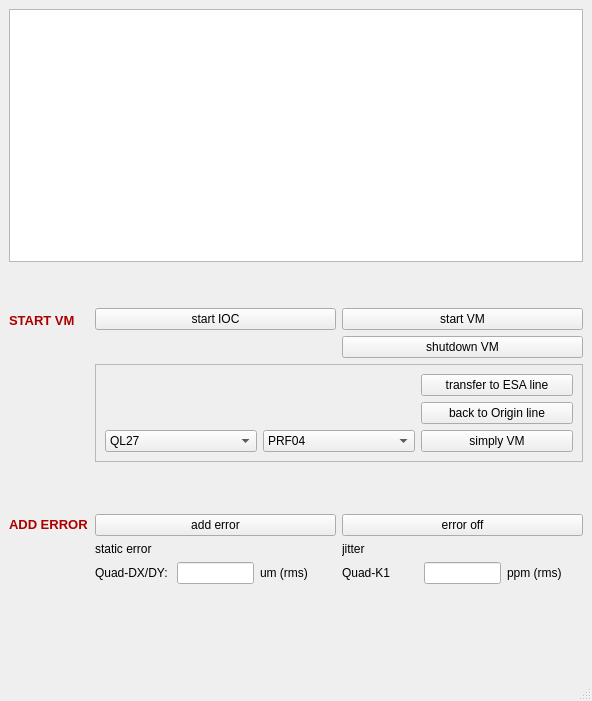
Before: the Qt Designer form src/virtual_machine/half_elegant/VMgui.ui in ustc-zhr/half_linac, drawn with Qt 5.
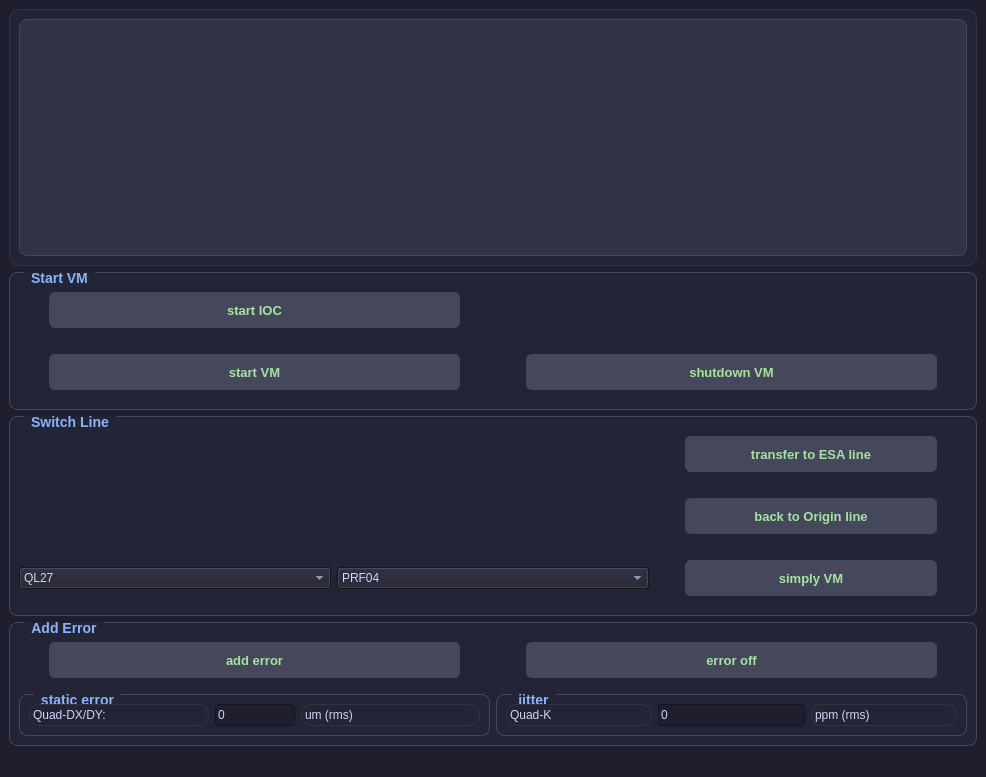
After: the same form once the commit is applied.

What changed in the file:
```diff
--- a/src/virtual_machine/half_elegant/VMgui.ui
+++ b/src/virtual_machine/half_elegant/VMgui.ui
@@ -6,61 +6,130 @@
    <rect>
     <x>0</x>
     <y>0</y>
-    <width>592</width>
-    <height>701</height>
+    <width>986</width>
+    <height>777</height>
    </rect>
   </property>
   <property name="windowTitle">
    <string>Virtual Machine</string>
   </property>
+  <property name="styleSheet">
+   <string notr="true">/* 复用主界面的深色基调 */
+QMainWindow, QWidget {
+    background-color: #1e1e2e;
+    color: #cdd6f4;
+ 	font-family: &quot;Segoe UI&quot;, &quot;PingFang SC&quot;, sans-serif;
+}
+
+/* 文本框美化 */
+QTextEdit#textEdit {
+    background-color: #313244;
+    border: 1px solid #45475a;
+    border-radius: 8px;
+    padding: 10px;
+    color: #f38ba8; /* 对应你原本的红色提示 */
+}
+
+/* 按钮基础样式 */
+QPushButton {
+    background-color: #45475a;
+    border: none;
+    border-radius: 6px;
+    color: #a6e3a1;
+    padding: 8px;
+    font-weight: bold;
+    font-size: 13px;
+	min-height: 20px;
+}
+
+QPushButton {
+    margin-left: 30px;
+    margin-right: 30px;
+    margin-top: 10px;
+    margin-bottom: 10px;
+}
+
+
+QPushButton:hover {
+    background-color: #585b70;
+}
+
+QPushButton:pressed {
+    background-color: #313244;
+}
+
+
+
+
+
+
+/* 容器边框美化 */
+QFrame {
+    border: 1px solid #313244;
+    border-radius: 10px;
+    background-color: #242437;
+}
+
+/* GroupBox 容器整体样式 */
+QGroupBox {
+    background-color: #242437; /* 比背景稍亮一点的深蓝 */
+    border: 1px solid #45475a; /* 边框线 */
+    border-radius: 8px;
+    margin-top: 1.5ex; /* 为顶部的标题留出空间 */
+    font-weight: bold;
+    font-size: 14px;
+}
+
+/* GroupBox 标题样式 */
+QGroupBox::title {
+    subcontrol-origin: margin;
+    subcontrol-position: top left; /* 标题靠左上 */
+    left: 15px;                    /* 距离左边框的距离 */
+	top: -2px; /* 向上微调，使其跨在边框线上 */
+    padding: 0 5px;               /* 文字左右内边距，防止碰到背景线 */
+    color: #89b4fa;               /* 标题颜色：建议使用浅蓝色，代表科技感 */
+}
+
+/* 进阶：为标题添加一个小装饰点缀 */
+QGroupBox::indicator {
+    width: 8px;
+    height: 8px;
+    background-color: #f38ba8; /* 红色点缀，对应加速器的热点色 */
+    border-radius: 4px;
+}</string>
+  </property>
   <widget class="QWidget" name="centralwidget">
    <layout class="QVBoxLayout" name="verticalLayout_2">
     <item>
+     <widget class="QFrame" name="frame_2">
+      <property name="frameShape">
+       <enum>QFrame::StyledPanel</enum>
+      </property>
+      <property name="frameShadow">
+       <enum>QFrame::Raised</enum>
+      </property>
+      <layout class="QVBoxLayout" name="verticalLayout_4">
+       <item>
      <widget class="QTextEdit" name="textEdit"/>
     </item>
-    <item>
-     <spacer name="verticalSpacer_3">
-      <property name="orientation">
-       <enum>Qt::Vertical</enum>
-      </property>
-      <property name="sizeType">
-       <enum>QSizePolicy::Fixed</enum>
-      </property>
-      <property name="sizeHint" stdset="0">
-       <size>
-        <width>20</width>
-        <height>40</height>
-       </size>
-      </property>
-     </spacer>
-    </item>
-    <item>
-     <layout class="QVBoxLayout" name="verticalLayout">
-      <item>
-       <layout class="QFormLayout" name="formLayout">
-        <item row="0" column="0">
-         <widget class="QLabel" name="label">
-          <property name="text">
-           <string>&lt;html&gt;&lt;head/&gt;&lt;body&gt;&lt;p&gt;&lt;span style=&quot; font-size:10pt; font-weight:600; color:#aa0000;&quot;&gt;START VM&lt;/span&gt;&lt;/p&gt;&lt;/body&gt;&lt;/html&gt;</string>
-          </property>
-         </widget>
-        </item>
-        <item row="0" column="1">
+      </layout>
+     </widget>
+    </item>
+    <item>
+     <widget class="QGroupBox" name="groupBox">
+      <property name="title">
+       <string>Start VM</string>
+      </property>
+      <layout class="QVBoxLayout" name="verticalLayout_5">
+       <item>
          <layout class="QGridLayout" name="gridLayout_3">
-          <item row="0" column="1">
+         <item row="1" column="0">
            <widget class="QPushButton" name="start_vm">
             <property name="text">
              <string>start VM</string>
             </property>
            </widget>
           </item>
-          <item row="0" column="0">
-           <widget class="QPushButton" name="start_ioc">
-            <property name="text">
-             <string>start IOC</string>
-            </property>
-           </widget>
-          </item>
           <item row="1" column="1">
            <widget class="QPushButton" name="shutdown_VM">
             <property name="text">
@@ -68,26 +137,26 @@
             </property>
            </widget>
           </item>
-         </layout>
-        </item>
-        <item row="1" column="1">
-         <widget class="QFrame" name="frame">
-          <property name="frameShape">
-           <enum>QFrame::StyledPanel</enum>
-          </property>
-          <property name="frameShadow">
-           <enum>QFrame::Raised</enum>
-          </property>
-          <layout class="QVBoxLayout" name="verticalLayout_3">
+         <item row="0" column="0">
+          <widget class="QPushButton" name="start_ioc">
+           <property name="text">
+            <string>start IOC</string>
+           </property>
+          </widget>
+         </item>
+        </layout>
+       </item>
+      </layout>
+     </widget>
+    </item>
+    <item>
+     <widget class="QGroupBox" name="groupBox_2">
+      <property name="title">
+       <string>Switch Line</string>
+      </property>
+      <layout class="QVBoxLayout" name="verticalLayout_6">
            <item>
             <layout class="QGridLayout" name="gridLayout_5">
-             <item row="0" column="0">
-              <widget class="QLabel" name="label_11">
-               <property name="text">
-                <string/>
-               </property>
-              </widget>
-             </item>
              <item row="2" column="0">
               <widget class="QComboBox" name="comboBox_simply_start">
                <item>
@@ -167,66 +236,47 @@
           </layout>
          </widget>
         </item>
-        <item row="2" column="1">
-         <spacer name="verticalSpacer">
-          <property name="orientation">
-           <enum>Qt::Vertical</enum>
-          </property>
-          <property name="sizeHint" stdset="0">
-           <size>
-            <width>20</width>
-            <height>40</height>
-           </size>
-          </property>
-         </spacer>
-        </item>
-        <item row="3" column="0">
-         <widget class="QLabel" name="label_2">
-          <property name="text">
-           <string>&lt;html&gt;&lt;head/&gt;&lt;body&gt;&lt;p&gt;&lt;span style=&quot; font-size:10pt; font-weight:600; color:#aa0000;&quot;&gt;ADD ERROR&lt;/span&gt;&lt;/p&gt;&lt;/body&gt;&lt;/html&gt;</string>
-          </property>
-         </widget>
-        </item>
-        <item row="3" column="1">
-         <layout class="QGridLayout" name="gridLayout_2" columnstretch="0,0,0">
-          <item row="0" column="0">
-           <widget class="QPushButton" name="static_err">
-            <property name="text">
-             <string>add error</string>
-            </property>
-           </widget>
-          </item>
-          <item row="0" column="2">
+    <item>
+     <widget class="QGroupBox" name="groupBox_3">
+      <property name="title">
+       <string>Add Error</string>
+      </property>
+      <layout class="QVBoxLayout" name="verticalLayout_7">
+       <item>
+        <layout class="QGridLayout" name="gridLayout_2" columnstretch="0,0">
+         <item row="0" column="1">
            <widget class="QPushButton" name="err_off">
             <property name="text">
              <string>error off</string>
             </property>
            </widget>
           </item>
-         </layout>
-        </item>
-        <item row="4" column="1">
-         <layout class="QGridLayout" name="gridLayout">
           <item row="0" column="0">
-           <widget class="QLabel" name="label_6">
+          <widget class="QPushButton" name="static_err">
             <property name="text">
+            <string>add error</string>
+           </property>
+          </widget>
+         </item>
+        </layout>
+       </item>
+       <item>
+        <layout class="QHBoxLayout" name="horizontalLayout_2" stretch="1,1">
+         <item>
+          <widget class="QGroupBox" name="groupBox_4">
+           <property name="title">
              <string>static error</string>
             </property>
-           </widget>
-          </item>
-          <item row="0" column="1">
-           <widget class="QLabel" name="label_7">
+           <layout class="QVBoxLayout" name="verticalLayout">
+            <item>
+             <layout class="QGridLayout" name="gridLayout" columnstretch="1,2,1" columnminimumwidth="0,0,0">
+              <item row="0" column="0">
+               <widget class="QLabel" name="label_4">
             <property name="text">
-             <string>jitter</string>
+                 <string>Quad-DX/DY:</string>
             </property>
            </widget>
           </item>
-         </layout>
-        </item>
-        <item row="5" column="1">
-         <layout class="QHBoxLayout" name="horizontalLayout">
-          <item>
-           <layout class="QGridLayout" name="gridLayout_4" columnstretch="1,1,1,1,1,1">
             <item row="0" column="1">
              <widget class="QLineEdit" name="QDXDYvalue">
               <property name="minimumSize">
@@ -241,11 +291,11 @@
                 <height>16777215</height>
                </size>
               </property>
-             </widget>
-            </item>
-            <item row="0" column="4">
-             <widget class="QLineEdit" name="QK1JITTER"/>
-            </item>
+                <property name="text">
+                 <string>0</string>
+                </property>
+               </widget>
+              </item>
             <item row="0" column="2">
              <widget class="QLabel" name="label_9">
               <property name="text">
@@ -253,35 +303,34 @@
               </property>
              </widget>
             </item>
+             </layout>
+            </item>
+           </layout>
+          </widget>
+         </item>
+         <item>
+          <widget class="QGroupBox" name="groupBox_5">
+           <property name="title">
+            <string>jitter</string>
+           </property>
+           <layout class="QVBoxLayout" name="verticalLayout_8">
+            <item>
+             <layout class="QGridLayout" name="gridLayout_7" columnstretch="1,1,1" columnminimumwidth="1,1,1">
+              <item row="0" column="1">
+               <widget class="QLineEdit" name="QK1JITTER">
+                <property name="text">
+                 <string>0</string>
+                </property>
+               </widget>
+              </item>
             <item row="0" column="0">
-             <widget class="QLabel" name="label_4">
-              <property name="text">
-               <string>Quad-DX/DY:</string>
-              </property>
-             </widget>
-            </item>
-            <item row="2" column="1">
-             <widget class="QLabel" name="label_3">
-              <property name="text">
-               <string/>
-              </property>
-             </widget>
-            </item>
-            <item row="0" column="3">
              <widget class="QLabel" name="label_8">
               <property name="text">
-               <string>Quad-K1</string>
+                 <string>Quad-K</string>
               </property>
              </widget>
             </item>
-            <item row="1" column="1">
-             <widget class="QLabel" name="label_5">
-              <property name="text">
-               <string/>
-              </property>
-             </widget>
-            </item>
-            <item row="0" column="5">
+              <item row="0" column="2">
              <widget class="QLabel" name="label_10">
               <property name="text">
                <string>ppm (rms)</string>
@@ -291,23 +340,12 @@
            </layout>
           </item>
          </layout>
-        </item>
-        <item row="6" column="1">
-         <spacer name="verticalSpacer_2">
-          <property name="orientation">
-           <enum>Qt::Vertical</enum>
-          </property>
-          <property name="sizeHint" stdset="0">
-           <size>
-            <width>20</width>
-            <height>40</height>
-           </size>
-          </property>
-         </spacer>
-        </item>
+          </widget>
+         </item>
        </layout>
       </item>
      </layout>
+     </widget>
     </item>
    </layout>
   </widget>
@@ -317,7 +355,7 @@
     <rect>
      <x>0</x>
      <y>0</y>
-     <width>592</width>
+     <width>986</width>
      <height>20</height>
     </rect>
    </property>
```
Lines whose indentation alone changed are shown as unchanged.
